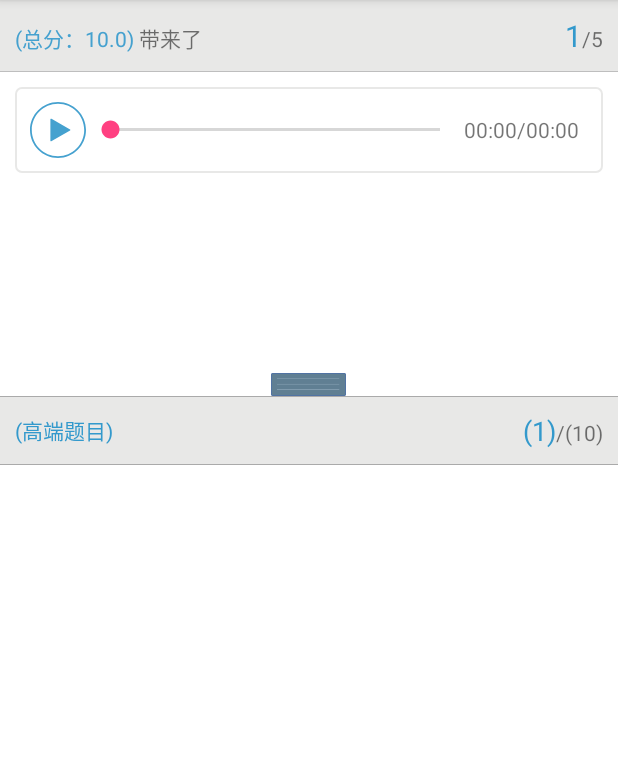
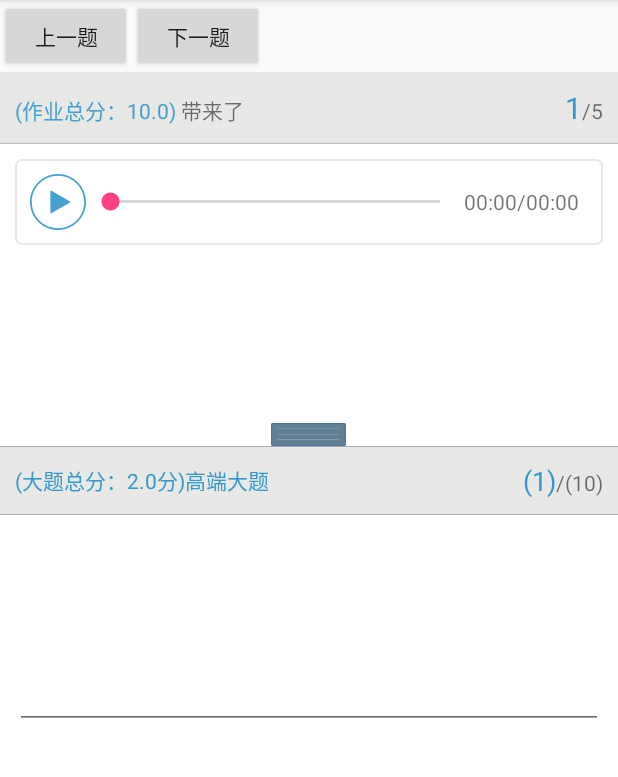
Before and after one commit to Andecy/TaskerDemo, an Android app: the screen it shows after launch (DemoActivity), on a phone screen of 412 x 824 dp, the part 84-861 px from its top. Run offline under Robolectric (Android 15) with nearby library versions, the phone set to English and light mode, and no system bars; libraries missing offline, so code that uses them is left out: com.blankj.utilcode, com.zzhoujay.richtext; 4 statements that could not run were skipped.

Commit message:
更新填空题，调整作答回调策略

```diff
--- a/app/src/main/java/com/lancoo/taskerdemo/DemoActivity.java
+++ b/app/src/main/java/com/lancoo/taskerdemo/DemoActivity.java
@@ -3,6 +3,7 @@ package com.lancoo.taskerdemo;
 import android.os.Bundle;
 import android.support.annotation.Nullable;
 import android.support.v7.app.AppCompatActivity;
+import android.util.Log;
 
 import com.lancoo.tasker.adapter.SimpleItemAdapter;
 import com.lancoo.tasker.module.TaskData;
@@ -40,9 +41,10 @@ public class DemoActivity extends AppCompatActivity {
             }
 
             @Override
-            public void onItemChanged(int topicPosition, int itemPosition, String oldAnswer, String newAnswer) {
+            public void onTimuChanged(int topicPosition, int itemPosition) {
+                Log.w("TAG", "topicPos-->" + topicPosition + ",itemPos-->" + itemPosition);
+            }
 
-            }
         });
     }
 }
--- a/app/src/main/java/com/lancoo/taskerdemo/model/timu/KSTaskTimu.java
+++ b/app/src/main/java/com/lancoo/taskerdemo/model/timu/KSTaskTimu.java
@@ -24,7 +24,7 @@ public class KSTaskTimu implements TaskTimu {
     }
 
     @Override
-    public float getTaskScore() {
+    public float getScore() {
         return 10f;
     }
 
--- a/app/src/main/java/com/lancoo/taskerdemo/model/timu/KSTopicTimu.java
+++ b/app/src/main/java/com/lancoo/taskerdemo/model/timu/KSTopicTimu.java
@@ -25,7 +25,7 @@ public class KSTopicTimu implements TopicTimu {
 
     @Override
     public String getTypeName() {
-        return "高端题目";
+        return "高端大题";
     }
 
     @Override
@@ -37,4 +37,9 @@ public class KSTopicTimu implements TopicTimu {
     public String getAudioUrl() {
         return null;
     }
+
+    @Override
+    public float getScore() {
+        return 2f;
+    }
 }
--- a/app/src/main/res/layout/activity_demo.xml
+++ b/app/src/main/res/layout/activity_demo.xml
@@ -1,6 +1,26 @@
 <?xml version="1.0" encoding="utf-8"?>
-<com.lancoo.tasker.view.TaskView
-    android:id="@+id/tasker_demo"
+<LinearLayout
     xmlns:android="http://schemas.android.com/apk/res/android"
     android:layout_width="match_parent"
-    android:layout_height="match_parent"/>
+    android:layout_height="match_parent"
+    android:orientation="vertical">
+
+    <LinearLayout
+        android:layout_width="match_parent"
+        android:layout_height="wrap_content"
+        android:orientation="horizontal">
+        <Button
+            android:layout_width="wrap_content"
+            android:layout_height="wrap_content"
+            android:text="上一题"/>
+        <Button
+            android:layout_width="wrap_content"
+            android:layout_height="wrap_content"
+            android:text="下一题"/>
+    </LinearLayout>
+    <com.lancoo.tasker.view.TaskView
+        android:id="@+id/tasker_demo"
+
+        android:layout_width="match_parent"
+        android:layout_height="match_parent"/>
+</LinearLayout>
--- a/tasker/build.gradle
+++ b/tasker/build.gradle
@@ -25,4 +25,5 @@ dependencies {
 //    compile 'com.flyco.tablayout:FlycoTabLayout_Lib:2.1.2@aar'
     compile 'com.zzhoujay.richtext:richtext:2.4.2'
     compile 'com.blankj:utilcode:1.3.6'
+    compile 'org.greenrobot:eventbus:3.0.0'
 }
--- a/tasker/src/main/java/com/lancoo/tasker/Tasker.java
+++ b/tasker/src/main/java/com/lancoo/tasker/Tasker.java
@@ -13,7 +13,6 @@ import com.blankj.utilcode.utils.Utils;
 
 public class Tasker {
 
-
     public static void init(Application application) {
         Utils.init(application);
     }
--- a/tasker/src/main/java/com/lancoo/tasker/adapter/BaseItemAdapter.java
+++ b/tasker/src/main/java/com/lancoo/tasker/adapter/BaseItemAdapter.java
@@ -5,6 +5,8 @@ import android.support.v4.app.FragmentManager;
 import android.support.v4.app.FragmentStatePagerAdapter;
 
 import com.lancoo.tasker.module.TaskData;
+import com.lancoo.tasker.module.answer.ItemAnswer;
+import com.lancoo.tasker.module.timu.ItemTimu;
 import com.lancoo.tasker.ui.BaseItemFragment;
 
 /**
@@ -31,10 +33,12 @@ public abstract class BaseItemAdapter extends FragmentStatePagerAdapter {
 
     @Override
     public Fragment getItem(int position) {
-        return getItemByType(mData, curTopicPosition, position);
+        return getItemByType(
+                mData.getTaskTimu().getTopicTimus().get(curTopicPosition).getItemTimus().get(position),
+                mData.getTaskAnswer().geTopicAnswers().get(curTopicPosition).getItemAnswers().get(position));
     }
 
-    protected abstract BaseItemFragment getItemByType(TaskData data, int topicPosition, int itemPosition);
+    protected abstract BaseItemFragment getItemByType(ItemTimu itemTimu, ItemAnswer itemAnswer);
 
     @Override
     public int getCount() {
@@ -45,4 +49,6 @@ public abstract class BaseItemAdapter extends FragmentStatePagerAdapter {
     public CharSequence getPageTitle(int position) {
         return "" + (position + 1);
     }
+
+
 }
--- a/tasker/src/main/java/com/lancoo/tasker/adapter/SimpleItemAdapter.java
+++ b/tasker/src/main/java/com/lancoo/tasker/adapter/SimpleItemAdapter.java
@@ -3,8 +3,10 @@ package com.lancoo.tasker.adapter;
 import android.support.v4.app.FragmentManager;
 
 import com.lancoo.tasker.module.TaskData;
+import com.lancoo.tasker.module.answer.ItemAnswer;
+import com.lancoo.tasker.module.timu.ItemTimu;
 import com.lancoo.tasker.ui.BaseItemFragment;
-import com.lancoo.tasker.ui.DefaultSingleChoiceFragment;
+import com.lancoo.tasker.ui.DefaultFillBlankFragment;
 
 /**
  * Author: Andecy
@@ -21,9 +23,8 @@ public class SimpleItemAdapter extends BaseItemAdapter {
     }
 
     @Override
-    protected BaseItemFragment getItemByType(TaskData data, int topicPosition, int itemPosition) {
-        return DefaultSingleChoiceFragment.newInstance(true,
-                data.getTaskTimu().getTopicTimus().get(topicPosition).getItemTimus().get(itemPosition),
-                data.getTaskAnswer().geTopicAnswers().get(topicPosition).getItemAnswers().get(itemPosition));
+    protected BaseItemFragment getItemByType(ItemTimu itemTimu, ItemAnswer itemAnswer) {
+        return DefaultFillBlankFragment.newInstance(true, itemTimu, itemAnswer);
     }
+
 }
--- a/tasker/src/main/java/com/lancoo/tasker/module/answer/ItemAnswer.java
+++ b/tasker/src/main/java/com/lancoo/tasker/module/answer/ItemAnswer.java
@@ -9,5 +9,9 @@ import java.io.Serializable;
  * Description: TODO
  */
 
-public interface ItemAnswer  extends Serializable {
+public interface ItemAnswer extends Serializable {
+
+    void setAnswer(String answer);
+
+    String getAnswer();
 }
--- a/tasker/src/main/java/com/lancoo/tasker/module/timu/TaskTimu.java
+++ b/tasker/src/main/java/com/lancoo/tasker/module/timu/TaskTimu.java
@@ -13,7 +13,7 @@ public interface TaskTimu {
 
     List<TopicTimu> getTopicTimus();
 
-    float getTaskScore();
+    float getScore();
 
     String getTaskName();
 
--- a/tasker/src/main/java/com/lancoo/tasker/module/timu/TopicTimu.java
+++ b/tasker/src/main/java/com/lancoo/tasker/module/timu/TopicTimu.java
@@ -18,4 +18,6 @@ public interface TopicTimu {
     String getContent();
 
     String getAudioUrl();
+
+    float getScore();
 }
--- a/tasker/src/main/java/com/lancoo/tasker/ui/BaseItemFragment.java
+++ b/tasker/src/main/java/com/lancoo/tasker/ui/BaseItemFragment.java
@@ -32,18 +32,16 @@ public abstract class BaseItemFragment extends TBaseFragment {
     }
 
     public void setItems(boolean answerable, ItemTimu itemTimu, ItemAnswer itemAnswer) {
-        Bundle args = new Bundle();
-        args.putSerializable("timu", itemTimu);
-        args.putSerializable("answer", itemAnswer);
-        args.putBoolean("answerable", answerable);
-        setArguments(args);
+        mItemTimu = itemTimu;
+        mItemAnswer = itemAnswer;
+        mAnswerable = answerable;
     }
 
     @Override
     protected void initView(View view, @Nullable Bundle savedInstanceState) {
-        mItemAnswer = (ItemAnswer) getArguments().getSerializable("answer");
-        mItemTimu = (ItemTimu) getArguments().getSerializable("timu");
-        mAnswerable = getArguments().getBoolean("answerable");
+//        mItemAnswer = (ItemAnswer) getArguments().getSerializable("answer");
+//        mItemTimu = (ItemTimu) getArguments().getSerializable("timu");
+//        mAnswerable = getArguments().getBoolean("answerable");
 
         UITool.setRichTitle(
                 mItemTimu.getIndex() + "." +
--- a/tasker/src/main/java/com/lancoo/tasker/ui/DefaultFillBlankFragment.java
+++ b/tasker/src/main/java/com/lancoo/tasker/ui/DefaultFillBlankFragment.java
@@ -1,4 +1,15 @@
 package com.lancoo.tasker.ui;
+
+import android.os.Bundle;
+import android.support.annotation.Nullable;
+import android.text.Editable;
+import android.text.TextWatcher;
+import android.view.View;
+
+import com.lancoo.tasker.R;
+import com.lancoo.tasker.module.answer.ItemAnswer;
+import com.lancoo.tasker.module.timu.ItemTimu;
+import com.lancoo.tasker.view.WritableEditText;
 
 /**
  * Author: Andecy
@@ -7,15 +18,45 @@ package com.lancoo.tasker.ui;
  * Description: TODO
  */
 
-public class DefaultFillBlankFragment extends BaseItemFragment {
+public class DefaultFillBlankFragment extends BaseItemFragment implements TextWatcher {
+
+    private WritableEditText et_answer;
+
+    public static DefaultFillBlankFragment newInstance(boolean answerable, ItemTimu itemTimu, ItemAnswer itemAnswer) {
+        DefaultFillBlankFragment fragment = new DefaultFillBlankFragment();
+        fragment.setItems(answerable, itemTimu, itemAnswer);
+        return fragment;
+    }
+
     @Override
     protected void findViews() {
+        super.findViews();
+        et_answer = findView(R.id.et_tasker_item_answer);
+    }
+
+    @Override
+    protected void initView(View view, @Nullable Bundle savedInstanceState) {
+        super.initView(view, savedInstanceState);
+        et_answer.addTextChangedListener(this);
+    }
+
+    @Override
+    protected int getContentViewId() {
+        return R.layout.fragment_tasker_item_fill_blank;
+    }
+
+    @Override
+    public void beforeTextChanged(CharSequence s, int start, int count, int after) {
 
     }
 
+    @Override
+    public void onTextChanged(CharSequence s, int start, int before, int count) {
+
+    }
 
     @Override
-    protected int getContentViewId() {
-        return 0;
+    public void afterTextChanged(Editable s) {
+        mItemAnswer.setAnswer(String.valueOf(s));
     }
 }
--- a/tasker/src/main/java/com/lancoo/tasker/ui/DefaultWritingFragment.java
+++ b/tasker/src/main/java/com/lancoo/tasker/ui/DefaultWritingFragment.java
@@ -8,10 +8,7 @@ package com.lancoo.tasker.ui;
  */
 
 public class DefaultWritingFragment extends BaseItemFragment {
-    @Override
-    protected void findViews() {
 
-    }
 
 
     @Override
--- a/tasker/src/main/java/com/lancoo/tasker/view/TaskView.java
+++ b/tasker/src/main/java/com/lancoo/tasker/view/TaskView.java
@@ -67,6 +67,7 @@ public class TaskView extends LinearLayout {
     private TaskData mTaskData;
 
     private int curTopicPosition;
+    private int curItemPosition;
 
     public TaskView(Context context, @Nullable AttributeSet attrs) {
         super(context, attrs);
@@ -113,7 +114,6 @@ public class TaskView extends LinearLayout {
         TaskTimu taskTimu = data.getTaskTimu();
         TaskAnswer taskAnswer = data.getTaskAnswer();
         setTaskInfo(taskTimu);
-
         setTopicInfo(0);
     }
 
@@ -122,8 +122,8 @@ public class TaskView extends LinearLayout {
      *
      * @param taskTimu 作业信息类
      */
-    protected void setTaskInfo(TaskTimu taskTimu) {
-        tv_score.setText("(总分：" + taskTimu.getTaskScore() + ")");
+    private void setTaskInfo(TaskTimu taskTimu) {
+        tv_score.setText("(作业总分：" + taskTimu.getScore() + ")");
         tv_name.setText(taskTimu.getTaskName());
         if (taskTimu.getTopicTimus() == null) {
             return;
@@ -136,11 +136,20 @@ public class TaskView extends LinearLayout {
      *
      * @param position 大题位置
      */
-    protected void setTopicInfo(int position) {
+    private void setTopicInfo(int position) {
         curTopicPosition = position;
+        curItemPosition = 0;
+
         TopicTimu topicTimu = mTaskData.getTaskTimu().getTopicTimus().get(position);
-        tv_topicno.setText("" + (curTopicPosition + 1));
-        tv_itemNo.setText("(" + (position + 1) + ")");
+
+        if (mListeners != null) {
+            // Notify the listeners. Do that from the end of the list so that if a listener
+            // removes itself as the result of being called, it won't mess up with our iteration
+            int listenerCount = mListeners.size();
+            for (int i = listenerCount - 1; i >= 0; i--) {
+                mListeners.get(i).onTimuChanged(curTopicPosition, curItemPosition);
+            }
+        }
 
         if (mItemAdapter != null) {
             vp_item.setAdapter(mItemAdapter);
@@ -148,12 +157,24 @@ public class TaskView extends LinearLayout {
                 @Override
                 public void onPageSelected(int position) {
                     super.onPageSelected(position);
+                    curItemPosition = position;
                     tv_itemNo.setText("(" + (position + 1) + ")");
+                    if (mListeners != null) {
+                        // Notify the listeners. Do that from the end of the list so that if a listener
+                        // removes itself as the result of being called, it won't mess up with our iteration
+                        int listenerCount = mListeners.size();
+                        for (int i = listenerCount - 1; i >= 0; i--) {
+                            mListeners.get(i).onTimuChanged(curTopicPosition, curItemPosition);
+                        }
+                    }
                 }
             });
         }
+
+        tv_topicno.setText("" + (curTopicPosition + 1));
+        tv_itemNo.setText("(" + (curItemPosition + 1) + ")");
         tv_itemCount.setText("/(" + topicTimu.getItemTimus().size() + ")");
-        tv_type.setText("(" + topicTimu.getTypeName() + ")");
+        tv_type.setText("(大题总分：" + topicTimu.getScore() + "分)" + topicTimu.getTypeName());
         if (TextUtils.isEmpty(topicTimu.getContent()) && TextUtils.isEmpty(topicTimu.getAudioUrl())) {
             mSplitView.setSplitRatio(0);
         } else {
@@ -209,7 +230,7 @@ public class TaskView extends LinearLayout {
 
         void onTaskRenderFinished();
 
-        void onItemChanged(int topicPosition, int itemPosition, String oldAnswer, String newAnswer);
+        void onTimuChanged(int topicPosition, int itemPosition);
     }
 
     public abstract static class SimpleTaskListener implements TaskListener {
@@ -218,8 +239,7 @@ public class TaskView extends LinearLayout {
         }
 
         @Override
-        public void onItemChanged(int topicPosition, int itemPosition, String oldAnswer, String newAnswer) {
-
+        public void onTimuChanged(int topicPosition, int itemPosition) {
         }
     }
 }
--- /dev/null
+++ b/tasker/src/main/java/com/lancoo/tasker/view/WritableEditText.java
@@ -0,0 +1,41 @@
+package com.lancoo.tasker.view;
+
+import android.app.Activity;
+import android.content.Context;
+import android.text.method.KeyListener;
+import android.util.AttributeSet;
+
+import com.blankj.utilcode.utils.KeyboardUtils;
+
+/**
+ * 作者(Author): Andecy on 2016/2/21.
+ * 邮箱(E-mail): Andecy@foxmail.com
+ * 描述(Description): 可以控制是否可写的MaterialEditText
+ */
+public class WritableEditText extends android.support.v7.widget.AppCompatEditText {
+    private KeyListener keyListener = getKeyListener();
+
+    public WritableEditText(Context context) {
+        super(context);
+    }
+
+    public WritableEditText(Context context, AttributeSet attrs) {
+        super(context, attrs);
+    }
+
+    public WritableEditText(Context context, AttributeSet attrs, int style) {
+        super(context, attrs, style);
+    }
+
+
+    public void setEditable(Activity activity, boolean enabled) {
+        setKeyListener(enabled ? keyListener : null);
+        setFocusable(enabled);
+        if (!enabled) {
+            KeyboardUtils.hideSoftInput(activity);
+        } else {
+            KeyboardUtils.showSoftInput(this);
+        }
+    }
+
+}
--- a/tasker/src/main/res/layout/fragment_tasker_item_single_choice.xml
+++ b/tasker/src/main/res/layout/fragment_tasker_item_fill_blank.xml
@@ -1,33 +1,31 @@
 <?xml version="1.0" encoding="utf-8"?>
-
 <ScrollView
     xmlns:android="http://schemas.android.com/apk/res/android"
     android:layout_width="match_parent"
     android:layout_height="wrap_content">
     <LinearLayout
-        android:id="@+id/ll_item_topic_xuanze"
+        android:id="@+id/ll_item_topic_tiankong"
         android:layout_width="match_parent"
         android:layout_height="wrap_content"
         android:background="@android:color/white"
-        android:descendantFocusability="blocksDescendants"
         android:orientation="vertical"
         android:paddingLeft="@dimen/padding_screen"
         android:paddingRight="@dimen/padding_screen"
         android:paddingTop="@dimen/padding_screen">
-        <include
-            layout="@layout/module_tasker_item_que"/>
 
-        <RadioGroup
-            android:id="@+id/rg_item_topic_xuanze"
+        <include layout="@layout/module_tasker_item_que"/>
+
+        <com.lancoo.tasker.view.WritableEditText
+            android:id="@+id/et_tasker_item_answer"
             android:layout_width="match_parent"
-            android:layout_height="match_parent"
-            android:orientation="vertical"
-            android:paddingTop="@dimen/padding_tv_ic_drawable">
-        </RadioGroup>
-
+            android:layout_height="wrap_content"
+            android:lines="6"
+            android:gravity="top"
+            android:paddingTop="@dimen/padding_tv_ic_drawable"
+            android:scrollbars="vertical"
+            android:textSize="14sp"/>
         <include
             layout="@layout/module_tasker_item_standard"
             android:paddingTop="@dimen/padding_tv_ic_drawable"/>
-
     </LinearLayout>
 </ScrollView>
--- a/tasker/src/main/res/layout/module_tasker_item_standard.xml
+++ b/tasker/src/main/res/layout/module_tasker_item_standard.xml
@@ -5,16 +5,16 @@
     android:layout_height="wrap_content"
     android:orientation="vertical">
     <TextView
-        android:id="@+id/tv_item_topic_answer"
+        android:id="@+id/tv_tasker_item_answer"
         android:layout_width="match_parent"
         android:layout_height="wrap_content"/>
 
     <TextView
-        android:id="@+id/tv_item_topic_result"
+        android:id="@+id/tv_tasker_item_result"
         style="@style/TopicTypeStyle.TV_standard" />
 
     <TextView
-        android:id="@+id/tv_item_topic_analysis"
+        android:id="@+id/tv_tasker_item_analysis"
         style="@style/TopicTypeStyle.TV_standard" />
 
 </LinearLayout>
```
Also changed, not shown: app/src/main/java/com/lancoo/taskerdemo/model/answer/KSItemAnswer.java (+11 -0 lines), tasker/src/main/java/com/lancoo/tasker/event/AnswerEvent.java (added, +26 -0 lines).
